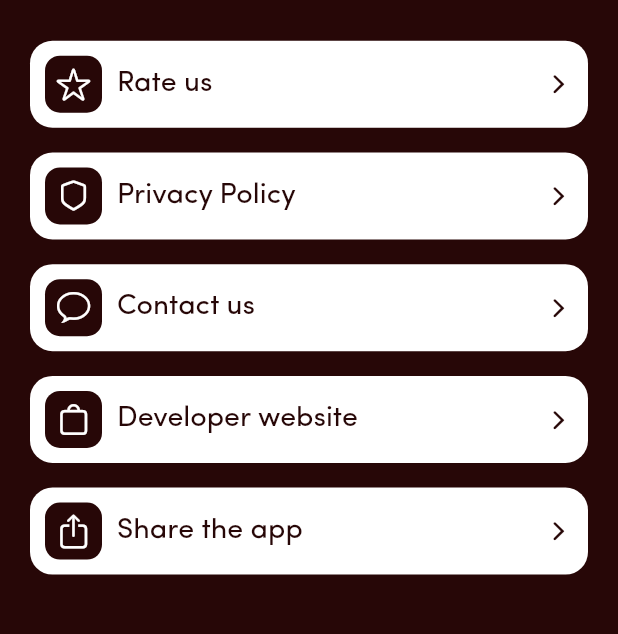
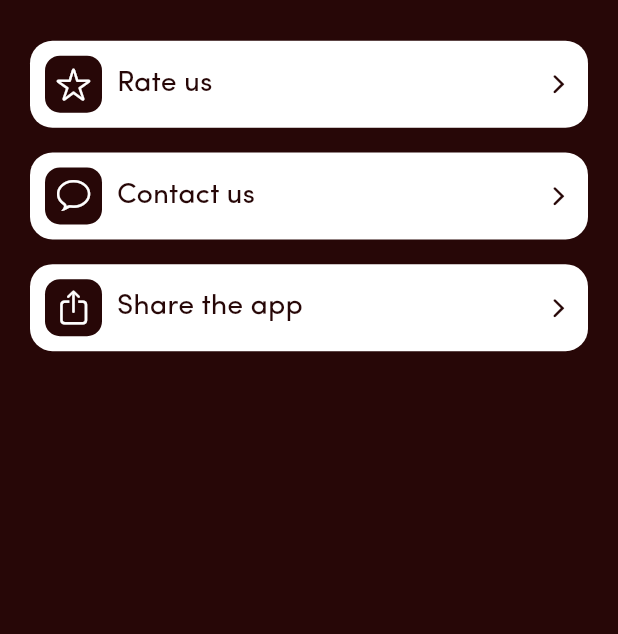
Before and after one commit to patt2005/berlin-travel, a Flutter app: the SettingsPage screen opened directly, on a phone screen of 412 x 824 dp, the part 50-684 px from its top. Run offline on Flutter 3.47's test engine with Material 3 defaults, Android fonts, the phone set to English and light mode, and no system bars; our stand-ins replace cached_network_image, carousel_slider, image_picker, in_app_review, share_plus, syncfusion_flutter_datepicker; missing offline and left inert: flutter_analog_clock; network calls fail; statements that could not run were skipped.

Commit message:
some changes

```diff
--- a/lib/pages/events_info_page.dart
+++ b/lib/pages/events_info_page.dart
@@ -4,7 +4,6 @@ import 'package:berlin_travel_app/utils/date.dart';
 import 'package:cached_network_image/cached_network_image.dart';
 import 'package:flutter/cupertino.dart';
 import 'package:flutter/material.dart';
-import 'package:flutter/services.dart';
 
 class EventsInfoPage extends StatefulWidget {
   final Event event;
--- a/lib/pages/settings_page.dart
+++ b/lib/pages/settings_page.dart
@@ -92,12 +92,6 @@ class SettingsPage extends StatelessWidget {
             ),
             SizedBox(height: screenSize.height * 0.02),
             _buildSettingsButton(
-              CupertinoIcons.shield,
-              "Privacy Policy",
-              () {},
-            ),
-            SizedBox(height: screenSize.height * 0.02),
-            _buildSettingsButton(
               CupertinoIcons.chat_bubble,
               "Contact us",
               () async {
@@ -107,12 +101,6 @@ class SettingsPage extends StatelessWidget {
                   ),
                 );
               },
-            ),
-            SizedBox(height: screenSize.height * 0.02),
-            _buildSettingsButton(
-              CupertinoIcons.bag,
-              "Developer website",
-              () {},
             ),
             SizedBox(height: screenSize.height * 0.02),
             _buildSettingsButton(
```
Also changed, not shown: lib/pages/main_page.dart (+15 -0 lines).
